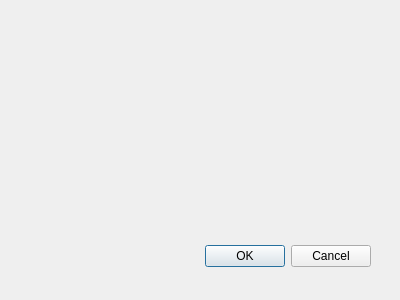
The window that res/GUI/QT/layout/main.ui (Fjiordor/beuver) describes before a commit, drawn with Qt 5.
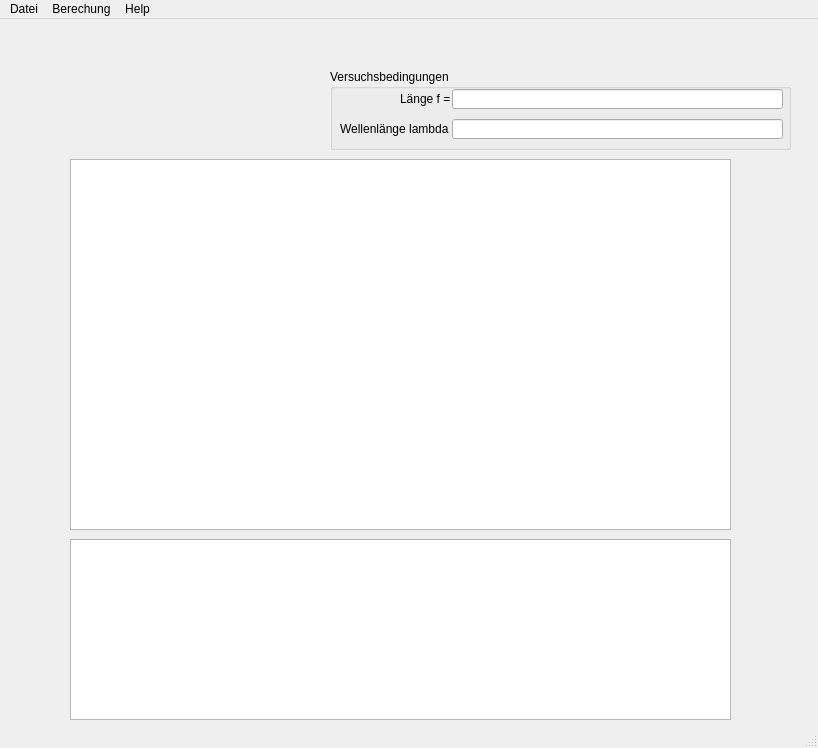
The same window after the commit.

Patch:
```diff
--- a/res/GUI/QT/layout/main.ui
+++ b/res/GUI/QT/layout/main.ui
@@ -1,34 +1,162 @@
 <?xml version="1.0" encoding="UTF-8"?>
 <ui version="4.0">
- <class>Dialog</class>
- <widget class="QDialog" name="Dialog">
+ <class>MainWindow</class>
+ <widget class="QMainWindow" name="MainWindow">
   <property name="geometry">
    <rect>
     <x>0</x>
     <y>0</y>
-    <width>400</width>
-    <height>300</height>
+    <width>818</width>
+    <height>748</height>
    </rect>
   </property>
   <property name="windowTitle">
    <string>Dialog</string>
   </property>
-  <widget class="QDialogButtonBox" name="buttonBox">
+  <widget class="QWidget" name="centralwidget">
+   <widget class="QGroupBox" name="groupBox">
+    <property name="geometry">
+     <rect>
+      <x>330</x>
+      <y>50</y>
+      <width>461</width>
+      <height>81</height>
+     </rect>
+    </property>
+    <property name="title">
+     <string>Versuchsbedingungen</string>
+    </property>
+    <widget class="QLabel" name="label">
+     <property name="geometry">
+      <rect>
+       <x>70</x>
+       <y>20</y>
+       <width>51</width>
+       <height>20</height>
+      </rect>
+     </property>
+     <property name="text">
+      <string>Länge f =</string>
+     </property>
+    </widget>
+    <widget class="QLabel" name="label_2">
+     <property name="geometry">
+      <rect>
+       <x>10</x>
+       <y>50</y>
+       <width>111</width>
+       <height>20</height>
+      </rect>
+     </property>
+     <property name="text">
+      <string>Wellenlänge lambda =</string>
+     </property>
+    </widget>
+    <widget class="QLineEdit" name="lineEdit">
+     <property name="geometry">
+      <rect>
+       <x>122</x>
+       <y>20</y>
+       <width>331</width>
+       <height>20</height>
+      </rect>
+     </property>
+    </widget>
+    <widget class="QLineEdit" name="lineEdit_2">
+     <property name="geometry">
+      <rect>
+       <x>122</x>
+       <y>50</y>
+       <width>331</width>
+       <height>20</height>
+      </rect>
+     </property>
+    </widget>
+   </widget>
+   <widget class="QGraphicsView" name="graphicsView">
+    <property name="geometry">
+     <rect>
+      <x>70</x>
+      <y>140</y>
+      <width>661</width>
+      <height>371</height>
+     </rect>
+    </property>
+   </widget>
+   <widget class="QTextBrowser" name="textBrowser">
+    <property name="geometry">
+     <rect>
+      <x>70</x>
+      <y>520</y>
+      <width>661</width>
+      <height>181</height>
+     </rect>
+    </property>
+    <property name="readOnly">
+     <bool>true</bool>
+    </property>
+   </widget>
+  </widget>
+  <widget class="QMenuBar" name="menubar">
    <property name="geometry">
     <rect>
-     <x>30</x>
-     <y>240</y>
-     <width>341</width>
-     <height>32</height>
+     <x>0</x>
+     <y>0</y>
+     <width>818</width>
+     <height>21</height>
     </rect>
    </property>
-   <property name="orientation">
-    <enum>Qt::Horizontal</enum>
-   </property>
-   <property name="standardButtons">
-    <set>QDialogButtonBox::Cancel|QDialogButtonBox::Ok</set>
-   </property>
+   <widget class="QMenu" name="menuDatei">
+    <property name="title">
+     <string>Datei</string>
+    </property>
+    <addaction name="actionDatei_oeffnen"/>
+    <addaction name="separator"/>
+    <addaction name="actionExit"/>
+   </widget>
+   <widget class="QMenu" name="menuBerechung">
+    <property name="title">
+     <string>Berechung</string>
+    </property>
+    <addaction name="actionEinzelspalt"/>
+    <addaction name="actionDoppelspalt"/>
+   </widget>
+   <widget class="QMenu" name="menuHelp">
+    <property name="title">
+     <string>Help</string>
+    </property>
+    <addaction name="actionAbout"/>
+   </widget>
+   <addaction name="menuDatei"/>
+   <addaction name="menuBerechung"/>
+   <addaction name="menuHelp"/>
   </widget>
+  <widget class="QStatusBar" name="statusbar"/>
+  <action name="actionEinzelspalt">
+   <property name="text">
+    <string>Einzelspalt</string>
+   </property>
+  </action>
+  <action name="actionDatei_oeffnen">
+   <property name="text">
+    <string>Datei oeffnen</string>
+   </property>
+  </action>
+  <action name="actionExit">
+   <property name="text">
+    <string>Exit</string>
+   </property>
+  </action>
+  <action name="actionDoppelspalt">
+   <property name="text">
+    <string>Doppelspalt</string>
+   </property>
+  </action>
+  <action name="actionAbout">
+   <property name="text">
+    <string>About</string>
+   </property>
+  </action>
  </widget>
  <resources/>
  <connections>
```
Left out of the diff: 37 changed lines with no effect on the pictures.
